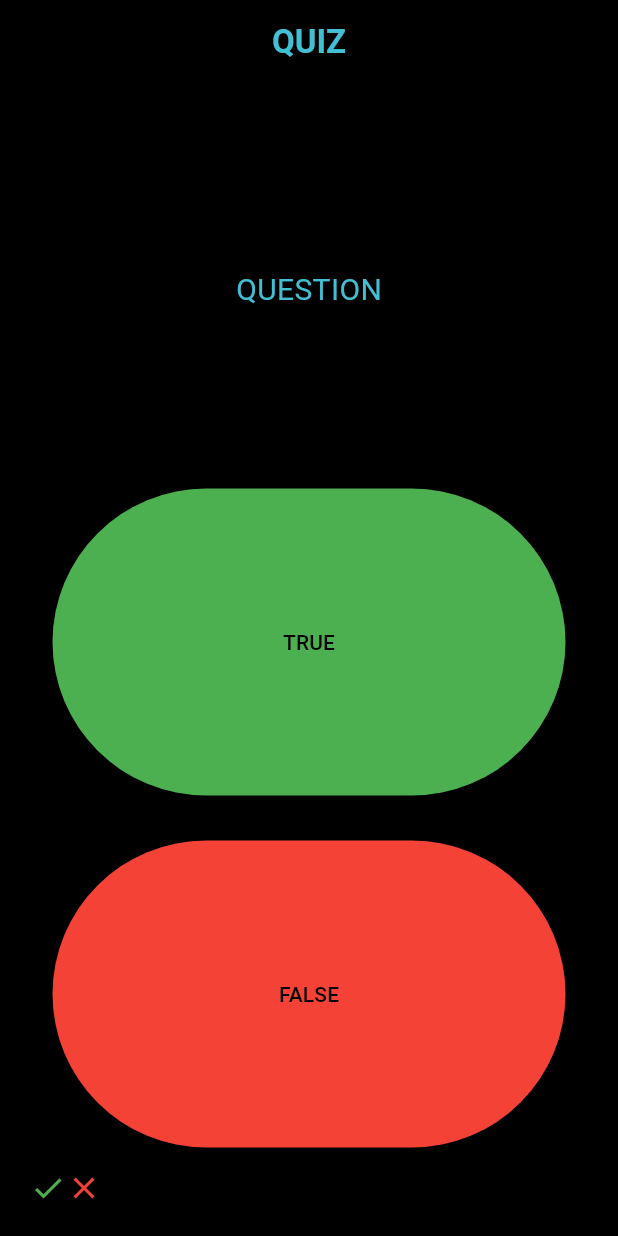
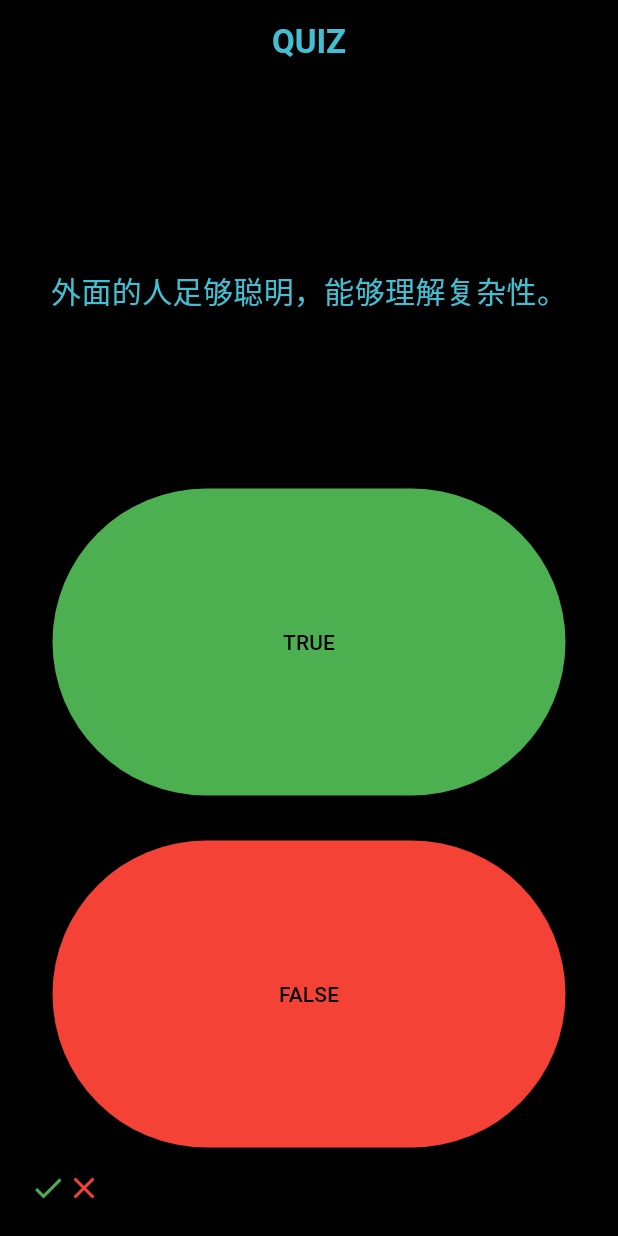
Before and after one commit to CLS11/quizzler, a Flutter app: the screen it shows after launch, after a tap on "TRUE", on a phone screen of 412 x 824 dp. Run offline on Flutter 3.47's test engine with Material 3 defaults, Android fonts, the phone set to English and light mode, and no system bars.

Commit message:
Added list for the questions.

```diff
--- a/lib/home_page.dart
+++ b/lib/home_page.dart
@@ -8,16 +8,25 @@ class HomePage extends StatefulWidget {
 }
 
 class _HomePageState extends State<HomePage> {
-  List<Widget> scoreKeeper = const [
-    Icon(
+  //List for the questions
+  List<String> questions= const [
+    '这个世界又蠢又笨。',
+    '外面的人足够聪明，能够理解复杂性。',
+    '我讨厌所有人。',
+  ];
+  //List for the scoreboard
+  List<Widget> scoreKeeper =  [
+    const Icon(
       Icons.check,
       color: Colors.green,
      ),
-    Icon(
+    const Icon(
       Icons.close,
       color: Colors.red,
      ),
   ];
+  //Creating a tracker to track the question number
+  var questionNumber = 0;
   @override
   Widget build(BuildContext context) {
     return Scaffold(
@@ -41,11 +50,11 @@ class _HomePageState extends State<HomePage> {
             mainAxisAlignment: MainAxisAlignment.spaceBetween,
             crossAxisAlignment: CrossAxisAlignment.stretch,
             children: [
-              const Expanded(
+               Expanded(
                 child: Center(
                   child: Text(
-                    'QUESTION',
-                    style: TextStyle(
+                    questions[questionNumber],
+                    style: const TextStyle(
                       color: Color.fromARGB(255, 67, 191, 212),
                       fontSize: 20,
                     ),
@@ -64,13 +73,18 @@ class _HomePageState extends State<HomePage> {
                       minimumSize: const Size(10, 10),
                     ),
                     onPressed: () {
-                      scoreKeeper.add(
-                        const Icon(
-                          Icons.check,
-                          color: Colors.green,
-                        ),
-                      );
-                    },
+                      setState(() {
+                      //   scoreKeeper.add(
+                      //   const Icon(
+                      //     Icons.check,
+                      //     color: Colors.green,
+                      //   ),
+                      // );
+                      if(questionNumber < questions.length - 1){
+                        questionNumber++;
+                       }
+                    });
+                  },
                     child: const Text(
                       'TRUE',
                       style: TextStyle(color: Colors.black),
@@ -87,13 +101,18 @@ class _HomePageState extends State<HomePage> {
                       minimumSize: const Size(10, 10),
                     ),
                     onPressed: () {
-                      scoreKeeper.add(
-                        const Icon(
-                          Icons.close,
-                          color: Colors.red,
-                        ),
-                      );
-                    },
+                      setState(() {
+                      //   scoreKeeper.add(
+                      //   const Icon(
+                      //     Icons.close,
+                      //     color: Colors.red,
+                      //   ),
+                      // );
+                      if(questionNumber < questions.length - 1){
+                        questionNumber++;
+                       }
+                    });
+                  },
                     child: const Text(
                       'FALSE',
                       style: TextStyle(color: Colors.black),
```
